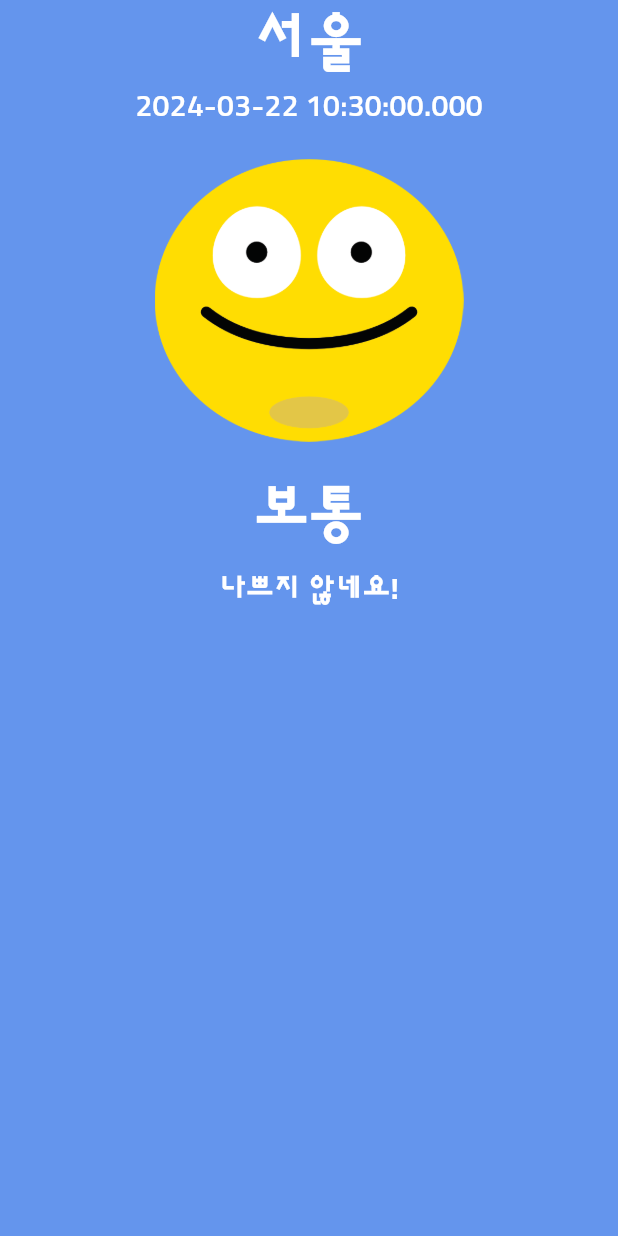
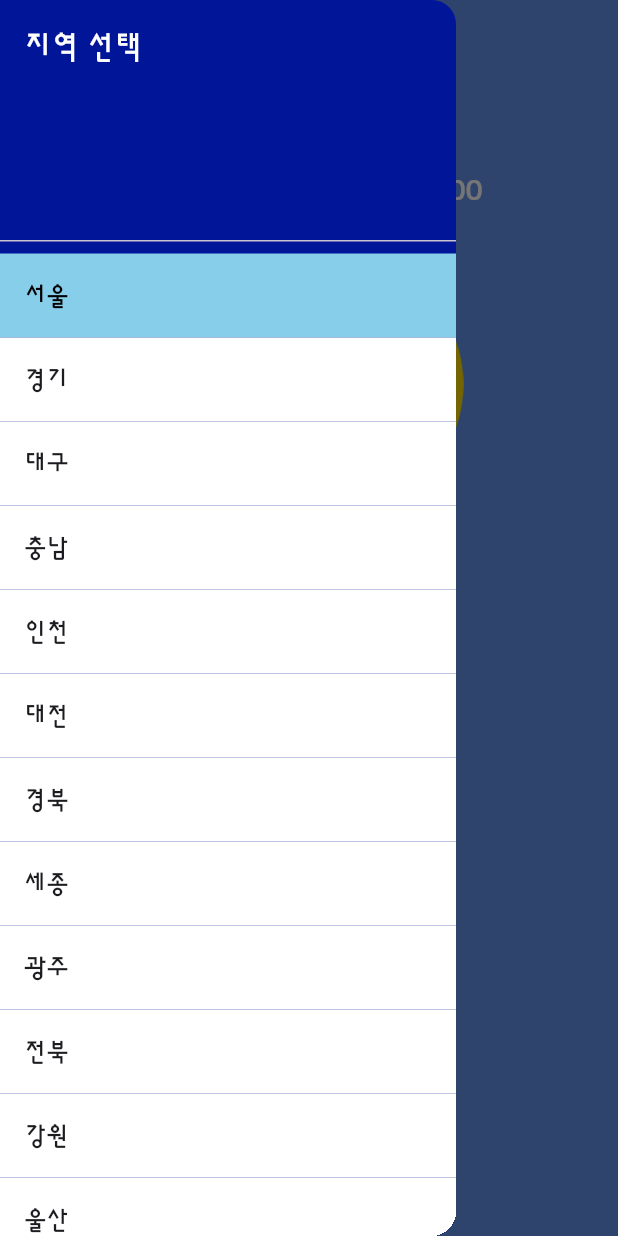
Before and after one commit to hommehyuk/dusty_dust, a Flutter app: the screen it shows after launch, with the side drawer open (before the commit the screen has no drawer), on a phone screen of 412 x 824 dp. Run offline on Flutter 3.47's test engine with Material 3 defaults, Android fonts, the phone set to English and light mode, and no system bars.

Commit message:
Drawer 디자인

```diff
--- a/lib/component/main_app_bar.dart
+++ b/lib/component/main_app_bar.dart
@@ -16,6 +16,8 @@ class MainAppBar extends StatelessWidget {
       expandedHeight: 500,
       flexibleSpace: FlexibleSpaceBar(
         background: SafeArea(
+          child: Container(
+            margin: EdgeInsets.only(top: kToolbarHeight),
             child: Column(
               children: [
                 Text(
@@ -56,6 +58,7 @@ class MainAppBar extends StatelessWidget {
             ),
           ),
         ),
+      ),
     );
   }
 }
--- /dev/null
+++ b/lib/component/main_drawer.dart
@@ -0,0 +1,60 @@
+import 'package:dusty_dust/const/colors.dart';
+import 'package:flutter/material.dart';
+
+const regions = [
+  '서울',
+  '경기',
+  '대구',
+  '충남',
+  '인천',
+  '대전',
+  '경북',
+  '세종',
+  '광주',
+  '전북',
+  '강원',
+  '울산',
+  '전남',
+  '부산',
+  '제주',
+  '충북',
+  '경남',
+];
+
+class MainDrawer extends StatelessWidget {
+  const MainDrawer({super.key});
+
+  @override
+  Widget build(BuildContext context) {
+    return Drawer(
+      backgroundColor: darkColor,
+      child: ListView(
+        children: [
+          DrawerHeader(
+            child: Text(
+              '지역 선택',
+              style: TextStyle(
+                color: Colors.white,
+                fontSize: 20.0,
+              ),
+            ),
+          ),
+          ...regions
+              .map(
+                (e) => ListTile(
+                  tileColor: Colors.white,
+                  selectedTileColor: lightColor,
+                  selectedColor: Colors.black,
+                  selected: e == '서울',
+                  onTap: () {},
+                  title: Text(
+                    e,
+                  ),
+                ),
+              )
+              .toList(),
+        ],
+      ),
+    );
+  }
+}
--- a/lib/const/colors.dart
+++ b/lib/const/colors.dart
@@ -1,3 +1,7 @@
 import 'package:flutter/material.dart';
 
 const primaryColor = Color(0xFF6495ED);
+
+const darkColor = Color(0xFF011599);
+
+const lightColor = Color(0xFF87CEEB);
--- a/lib/screen/home_screen.dart
+++ b/lib/screen/home_screen.dart
@@ -1,4 +1,5 @@
 import 'package:dusty_dust/component/main_app_bar.dart';
+import 'package:dusty_dust/component/main_drawer.dart';
 import 'package:dusty_dust/const/colors.dart';
 import 'package:flutter/material.dart';
 
@@ -11,6 +12,7 @@ class HomeScreen extends StatelessWidget {
   Widget build(BuildContext context) {
     return Scaffold(
       backgroundColor: primaryColor,
+      drawer: MainDrawer(),
       body: CustomScrollView(
         slivers: [
           MainAppBar(),
```
Lines whose indentation alone changed are shown as unchanged.
